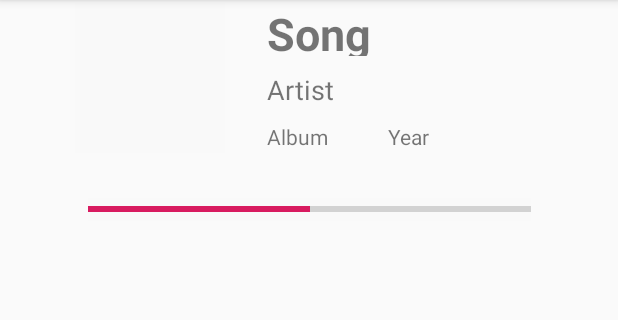
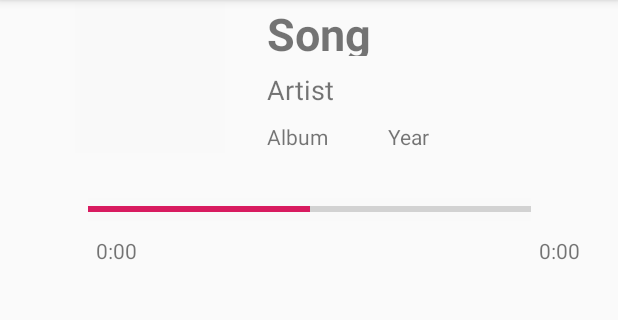
Before and after one commit to Finnvoor/glisten, an Android app: the CurrentSongActivity screen opened directly, with no data from a screen before it, on a phone screen of 412 x 824 dp, the part 84-404 px from its top. Run offline under Robolectric (Android 15) with nearby library versions, the phone set to English and light mode, and no system bars; our stand-ins replace Volley; network calls fail; pictures from the network do not load.

Commit message:
Add the time in seconds under the progress bar

```diff
--- a/app/src/main/java/com/example/a3d5bmusicapp/CurrentSongActivity.java
+++ b/app/src/main/java/com/example/a3d5bmusicapp/CurrentSongActivity.java
@@ -2,6 +2,8 @@ package com.example.a3d5bmusicapp;
 
 import androidx.appcompat.app.AppCompatActivity;
 
+import android.app.Activity;
+import android.content.Context;
 import android.content.SharedPreferences;
 import android.os.Bundle;
 import android.os.Handler;
@@ -17,6 +19,7 @@ import com.android.volley.RequestQueue;
 import com.android.volley.Response;
 import com.android.volley.VolleyError;
 import com.android.volley.toolbox.JsonObjectRequest;
+import com.android.volley.toolbox.StringRequest;
 import com.android.volley.toolbox.Volley;
 import com.bumptech.glide.Glide;
 import com.google.gson.JsonArray;
@@ -43,6 +46,13 @@ public class CurrentSongActivity extends AppCompatActivity {
     private TextView albumName;
     private TextView releaseYear;
     private ProgressBar progressBar;
+    private TextView currentTime;
+    private TextView wholeTime;
+
+    public static final String TAG = "MyTag";
+
+
+
 
     @Override
     protected void onCreate(Bundle savedInstanceState) {
@@ -55,6 +65,8 @@ public class CurrentSongActivity extends AppCompatActivity {
         albumName = findViewById(R.id.albumName);
         releaseYear = findViewById(R.id.releaseYear);
         progressBar = findViewById(R.id.songProgressBar2);
+        currentTime = findViewById(R.id.currentTime);
+        wholeTime = findViewById(R.id.wholeTime);
 
         msharedPreferences = this.getSharedPreferences("SPOTIFY", 0);
         queue = Volley.newRequestQueue(this);
@@ -62,6 +74,14 @@ public class CurrentSongActivity extends AppCompatActivity {
         mHandler.postDelayed(runnable, 500);
 
 
+
+
+    }
+
+    @Override
+    protected void onPause() {
+        super.onPause();
+        mHandler.removeMessages(0);
     }
 
     private Handler mHandler = new Handler();
@@ -114,14 +134,34 @@ public class CurrentSongActivity extends AppCompatActivity {
                             String album = response.getJSONObject("item").getJSONObject("album").getString("name");
                             String releasedate = response.getJSONObject("item").getJSONObject("album").getString("release_date").substring(0,4);
                             String cover = response.getJSONObject("item").getJSONObject("album").getJSONArray("images").getJSONObject(2).getString("url");
-                            setMarquee(releaseYear,releasedate);
-                            setMarquee(albumName,album);
-                            setMarquee(songName,title);
-                            setMarquee(artistName,artist);
-                            Glide.with(CurrentSongActivity.this).load(cover).into(albumCover);
+                            setText_own(releaseYear,releasedate);
+                            setText_own(albumName,album);
+                            setText_own(songName,title);
+                            setText_own(artistName,artist);
+
+                            Glide.with(getApplicationContext()).load(cover).into(albumCover);
 
                             int current = response.getInt("progress_ms");
                             int whole = response.getJSONObject("item").getInt("duration_ms");
+                            int current_minute =(int)((float)current / 1000) / 60;
+                            int current_second = (int)((float)current /1000) % 60;
+                            String currenttime = "";
+                            if( current_second < 10){
+                                currenttime = current_minute + ":" +  "0" + current_second;
+                            }else{
+                                currenttime = current_minute + ":" + current_second;
+                            }
+
+                            setText_own(currentTime,currenttime);
+
+                            int whole_minute =(int)((float)whole / 1000) / 60;
+                            int whole_second = (int)((float)whole /1000) % 60;
+                            String wholetime = whole_minute + ":" + whole_second;
+                            setText_own(wholeTime,wholetime);
+
+
+
+
                             float progress = (float)current/whole;
                             progressBar.setProgress( (int)(100 * progress));
 
@@ -159,74 +199,16 @@ public class CurrentSongActivity extends AppCompatActivity {
 //                return params;
 //            }
         };
+
+        getRequest.setTag(TAG);
         queue.add(getRequest);
     }
 
-    /*private void getProgress() {
-        String endpoint = "https://api.spotify.com/v1/me/player/currently-playing?market=IE";
-        JsonObjectRequest getRequest = new JsonObjectRequest(Request.Method.GET, endpoint,null,
-                new Response.Listener<JSONObject>()
-                {
-                    @Override
-                    public void onResponse(JSONObject response) {
-                        Log.d("Response", response.toString());
-
-                        try {
-                            //String user_name = response.getString("display_name");
-                            //mUser.setText("Current User: " +user_name);
-
-                            int current = response.getInt("progress_ms");
-                            int whole = response.getJSONObject("item").getInt("duration_ms");
-                            float progress = (float)current/whole;
-                            progressBar.setProgress( (int)(100 * progress));
 
 
+    private void setText_own(TextView v, String text){
+        v.setText(text);
+    }
 
 
-                        }catch (JSONException e){
-                            Log.d("ERROR","error => "+e.toString());
-                        }
-
-                        //Log.d("Response", response.substring(1000, 2000));
-                        //Log.d("Response", response.substring(2000, 3000));
-                    }
-                },
-                new Response.ErrorListener()
-                {
-                    @Override
-                    public void onErrorResponse(VolleyError error) {
-                        Log.d("ERROR","error => "+error.toString());
-                    }
-                }
-        ) {
-            @Override
-            public Map<String, String> getHeaders() throws AuthFailureError {
-                Map<String, String>  params = new HashMap<String, String>();
-                params.put("Authorization", "Bearer " + msharedPreferences.getString("token", ""));
-
-                return params;
-            }
-
-//            @Override
-//            protected Map<String, String> getParams() throws AuthFailureError {
-//                Map<String, String>  params = new HashMap<String, String>();
-//                params.put("q", "rock");
-//                params.put("type", "track");
-//
-//                return params;
-//            }
-        };
-        queue.add(getRequest);
-    }*/
-
-    private void setMarquee(TextView v, String text){
-
-        v.setText(text);
-       //v.setSingleLine(true);
-        //v.setSelected(true);
-        //v.setFocusable(true);
-        //v.setFocusableInTouchMode(true);
-
-    }
-
 }
--- a/app/src/main/res/layout/activity_current_song.xml
+++ b/app/src/main/res/layout/activity_current_song.xml
@@ -99,4 +99,27 @@
         app:layout_constraintStart_toEndOf="@+id/albumName"
         app:layout_constraintTop_toBottomOf="@+id/currentArtist" />
 
+    <TextView
+        android:id="@+id/currentTime"
+        android:layout_width="75dp"
+        android:layout_height="21dp"
+        android:layout_marginStart="5dp"
+        android:layout_marginLeft="5dp"
+        android:layout_marginTop="10dp"
+        android:text="0:00"
+        app:layout_constraintStart_toStartOf="@+id/songProgressBar2"
+        app:layout_constraintTop_toBottomOf="@+id/songProgressBar2" />
+
+
+    <TextView
+        android:id="@+id/wholeTime"
+        android:layout_width="75dp"
+        android:layout_height="21dp"
+        android:layout_marginStart="5dp"
+        android:layout_marginLeft="5dp"
+        android:layout_marginTop="10dp"
+        android:text="0:00"
+        app:layout_constraintStart_toEndOf="@+id/songProgressBar2"
+        app:layout_constraintTop_toBottomOf="@+id/songProgressBar2" />
+
 </androidx.constraintlayout.widget.ConstraintLayout>
```
